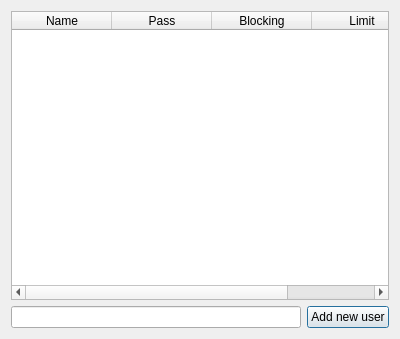
Above: InformationSecurityLab1/formuserlist.ui from Jambo-TimDevelopment/University_InformationSecurity before the change. Below: the same form after it.
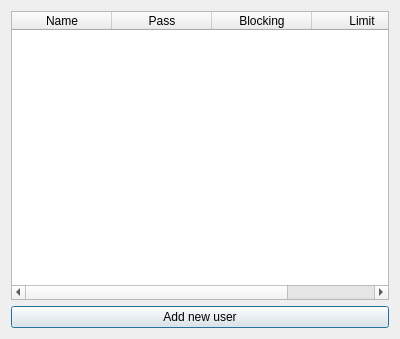
That is the form after the change.

```diff
--- a/InformationSecurityLab1/formuserlist.ui
+++ b/InformationSecurityLab1/formuserlist.ui
@@ -40,9 +40,6 @@
    </item>
    <item>
     <layout class="QHBoxLayout" name="horizontalLayout_2">
-     <item>
-      <widget class="QLineEdit" name="lineEdit"/>
-     </item>
      <item>
       <widget class="QPushButton" name="pushButton">
        <property name="text">
```
